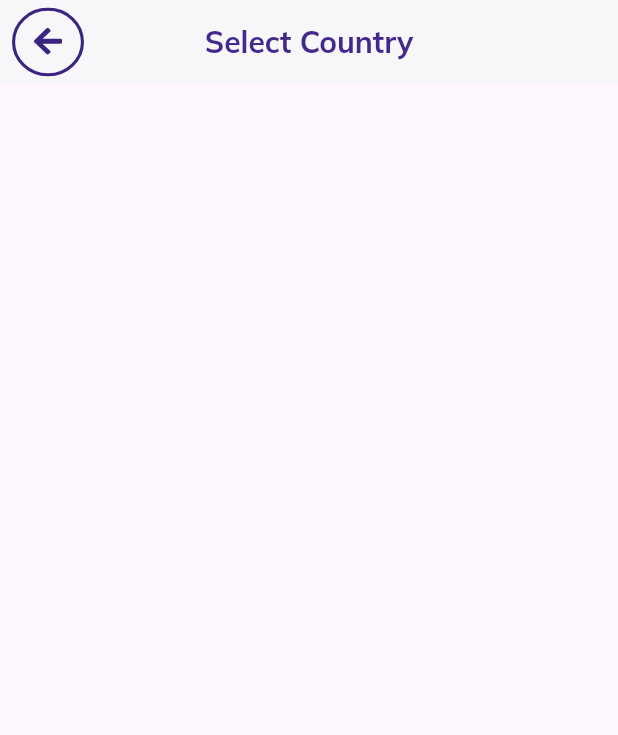
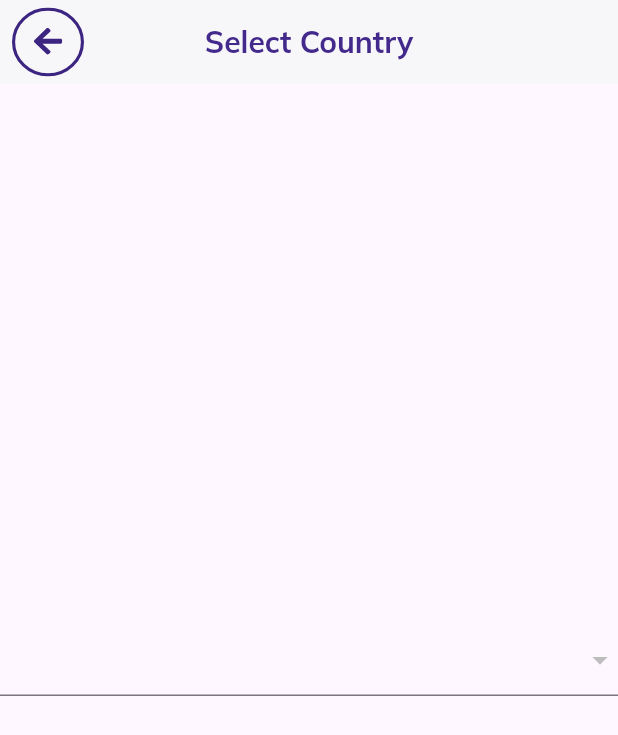
Before and after one commit to britt21/eplayer_flutter_project, a Flutter app: the SelectCountry screen opened directly, on a phone screen of 412 x 824 dp. Shown: the top 735 px of the screen. Run offline on Flutter 3.47's test engine with Material 2 defaults, Android fonts, the phone set to English and light mode, and no system bars; our stand-ins replace dropdown_button2, flutter_svg, get, google_fonts, smooth_page_indicator; missing offline and left inert: dart:ffi.

Commit message:
Eplayer Onboarding

```diff
--- a/lib/view/signup/Select_country.dart
+++ b/lib/view/signup/Select_country.dart
@@ -1,16 +1,31 @@
+import 'package:dropdown_button2/dropdown_button2.dart';
 import 'package:eplayer_flutter_mobile/colors/color.dart';
 import 'package:eplayer_flutter_mobile/widgets/Utils.dart';
 import 'package:flutter/material.dart';
 import 'package:google_fonts/google_fonts.dart';
 
-class SelectCountry extends StatelessWidget {
-  const SelectCountry({super.key});
+
+class SelectCountry extends StatefulWidget {
+  const SelectCountry({Key? key}) : super(key: key);
+
+  @override
+  _SelectCountryState createState() => _SelectCountryState();
+}
+
+class _SelectCountryState extends State<SelectCountry> {
+  String valueChose = "one";
+  List list = ["Books", "Bag", "Clothes","Shoes"];
 
   @override
   Widget build(BuildContext context) {
     return Scaffold(
       appBar: EplayerAppBar("Select Country"),
+      body: Center(
+        child: DropdownButtonFormField2(items: list.map((eachitem) =>
+        DropdownMenuItem(child: Text(eachitem))).toList(),
+
+        )
+      ),
     );
   }
-
 }
--- a/pubspec.yaml
+++ b/pubspec.yaml
@@ -40,6 +40,7 @@ dependencies:
   google_fonts:
   smooth_page_indicator:
   get:
+  dropdown_button2:
 
 
 dev_dependencies:
```
Also changed, not shown: lib/widgets/Utils.dart (+48 -8 lines), pubspec.lock.
